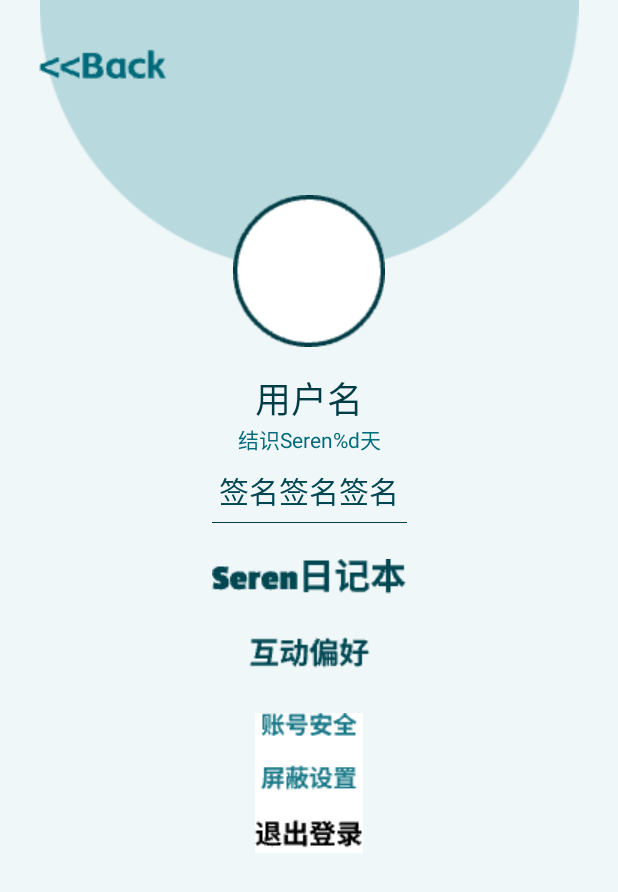
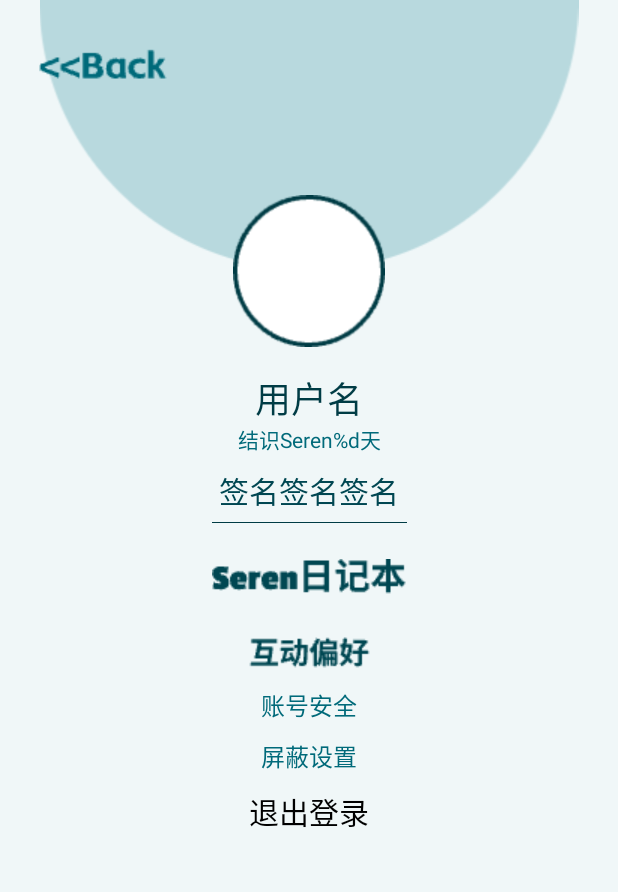
Before and after one commit to LIZICOW/SerenAI, an Android app: the InfoActivity screen opened directly, with no data from a screen before it, on a phone screen of 412 x 824 dp. Shown: the top 892 px of the screen. Run offline under Robolectric (Android 15) with nearby library versions, the light colour scheme and no system bars.

Commit message:
个人信息界面修改

```diff
--- a/serenai/app/src/main/java/com/example/serenai/InfoActivity.java
+++ b/serenai/app/src/main/java/com/example/serenai/InfoActivity.java
@@ -9,6 +9,7 @@ import android.content.SharedPreferences;
 import android.os.Bundle;
 import android.text.Editable;
 import android.text.TextWatcher;
+import android.view.Gravity;
 import android.view.View;
 import android.widget.EditText;
 import android.widget.RadioGroup;
@@ -57,10 +58,9 @@ public class InfoActivity extends AppCompatActivity {
         signatureTextView=findViewById(R.id.signatureTextView);
         days=findViewById(R.id.days);
         sharedPreferencesManager = new SharedPreferencesManager(this);
+        sendEditRequest(setName(),setSignature());
         getInfo();
-
         //countingDays(daysDifference);
-        //sendEditRequest(setName(),setSignature());
         usernameEditText.setOnFocusChangeListener(new View.OnFocusChangeListener() {
             @Override
             public void onFocusChange(View view, boolean b) {
@@ -109,7 +109,7 @@ public class InfoActivity extends AppCompatActivity {
                 } else {
                     usernameTextView.setVisibility(View.VISIBLE);
                 }
-                usernameTextView.setText(charSequence.toString());
+                //usernameTextView.setText(charSequence.toString());
             }
 
             @Override
@@ -117,9 +117,6 @@ public class InfoActivity extends AppCompatActivity {
                 //文本变化后的回调，不需要处理
             }
         });
-
-
-
         return usernameTextView.getText().toString();
     }
     public String setSignature(){
@@ -136,7 +133,7 @@ public class InfoActivity extends AppCompatActivity {
                 } else {
                     signatureTextView.setVisibility(View.VISIBLE);
                 }
-                signatureTextView.setText(charSequence.toString());
+                //signatureTextView.setText(charSequence.toString());
             }
 
             @Override
@@ -187,7 +184,9 @@ public class InfoActivity extends AppCompatActivity {
                             runOnUiThread(new Runnable() {
                                 @Override
                                 public void run() {
+                                    usernameTextView.setGravity(Gravity.CENTER_HORIZONTAL);
                                     usernameTextView.setText(sharedPreferencesManager.getUsername());
+                                    signatureTextView.setGravity(Gravity.CENTER_HORIZONTAL);
                                     signatureTextView.setText(sharedPreferencesManager.getUSERSignature());
                                     days.setText(String.format("结识Seren%d天", sharedPreferencesManager.getUser_daysDifference()));
                                 }
@@ -208,7 +207,6 @@ public class InfoActivity extends AppCompatActivity {
                     // ...
                 }
             }
-
             @Override
             public void onFailure(Call call, IOException e) {
                 // 处理请求失败，例如网络问题等
@@ -216,7 +214,6 @@ public class InfoActivity extends AppCompatActivity {
             }
         });
     }
-
     // 修改个人信息
     private void sendEditRequest(String newName, String newSignature) {
         new Thread(new Runnable() {
@@ -300,17 +297,4 @@ public class InfoActivity extends AppCompatActivity {
         // 关闭当前活动
         finish();
     }
-    private void showRequestFailedDialog(String str) {
-        runOnUiThread(new Runnable() {
-            @Override
-            public void run() {
-                AlertDialog.Builder builder = new AlertDialog.Builder(InfoActivity.this);
-                builder.setTitle("注意")
-                        .setMessage(str)
-                        .setPositiveButton("确定", null)
-                        .show();
-            }
-        });
-    }
-
 }
--- a/serenai/app/src/main/res/layout/activity_info.xml
+++ b/serenai/app/src/main/res/layout/activity_info.xml
@@ -62,18 +62,31 @@
             android:layout_height="wrap_content"
             android:layout_marginTop="23dp"
             app:srcCompat="@drawable/info_diary_preference" />
-        <ImageView
+        <TextView
             android:layout_width="wrap_content"
             android:layout_height="wrap_content"
-            android:id="@+id/settings"
-            app:srcCompat="@drawable/info_acntmanage"
-            android:layout_marginTop="27dp" />
-           <ImageView
-               android:layout_width="wrap_content"
-               android:layout_height="wrap_content"
-               android:id="@+id/logoff"
-               app:srcCompat="@drawable/info_logoff"
-               android:onClick="onLogOffClick" />
+            android:text="@string/account_safe"
+            android:textSize="16sp"
+            android:textColor="#006A7A"
+            android:layout_marginTop="10dp"
+            />
+        <TextView
+            android:layout_width="wrap_content"
+            android:layout_height="wrap_content"
+            android:text="@string/setting"
+            android:textSize="16sp"
+            android:textColor="#006A7A"
+            android:layout_marginTop="10dp"
+            />
+        <TextView
+            android:layout_width="wrap_content"
+            android:layout_height="wrap_content"
+            android:text="@string/logoff"
+            android:textSize="20sp"
+            android:textColor="#000000"
+            android:layout_marginTop="10dp"
+            android:onClick="onLogOffClick"
+            />
     </LinearLayout>
 
     <RelativeLayout
@@ -94,10 +107,11 @@
             android:inputType="text" />
         <TextView
             android:id="@+id/usernameTextView"
-            android:layout_width="wrap_content"
-            android:layout_height="wrap_content"
+            android:layout_width="72dp"
+            android:layout_height="32dp"
             android:text="@string/username"
             android:textColor="#003C45"
+            android:gravity="center_horizontal"
             android:textSize="24sp"
             app:layout_constraintStart_toStartOf="parent"
             app:layout_constraintTop_toTopOf="parent"/>
@@ -114,7 +128,7 @@
        app:layout_constraintTop_toTopOf="parent">
        <EditText
            android:id="@+id/signatureEditText"
-           android:layout_width="120dp"
+           android:layout_width="130dp"
            android:layout_height="27dp"
            android:background="@android:color/transparent"
            android:inputType="text"
@@ -123,9 +137,10 @@
            app:layout_constraintTop_toTopOf="parent" />
        <TextView
            android:id="@+id/signatureTextView"
-           android:layout_width="wrap_content"
-           android:layout_height="wrap_content"
+           android:layout_width="130dp"
+           android:layout_height="27dp"
            android:text="@string/signature"
+           android:gravity="center_horizontal"
            android:textSize="20sp"
            android:visibility="visible"
            android:textColor="#004752"
--- a/serenai/app/src/main/res/values/strings.xml
+++ b/serenai/app/src/main/res/values/strings.xml
@@ -3,6 +3,9 @@
     <string name="username">用户名</string>
     <string name="signature">签名签名签名</string>
     <string name="days">结识Seren%d天</string>
+    <string name="account_safe">账号安全</string>
+    <string name="setting">屏蔽设置</string>
+    <string name="logoff">退出登录</string>
     <string name="text_tts_source">
         科大讯飞作为智能语音技术提供商，在智能语音技术领域有着长期的研究积累，并在中文语音合成、语音识别、口语评测等多项技术上拥有技术成果。科大讯飞是我国以语音技术为产业化方向的“国家863计划产业化基地”.....
     </string>
```
